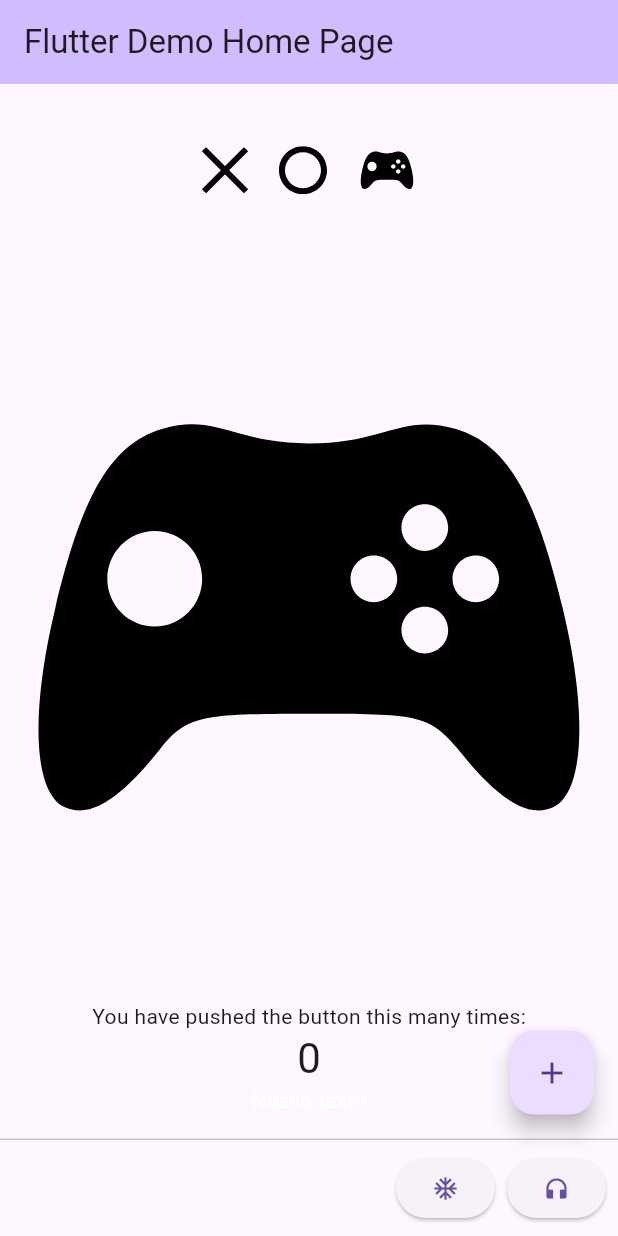
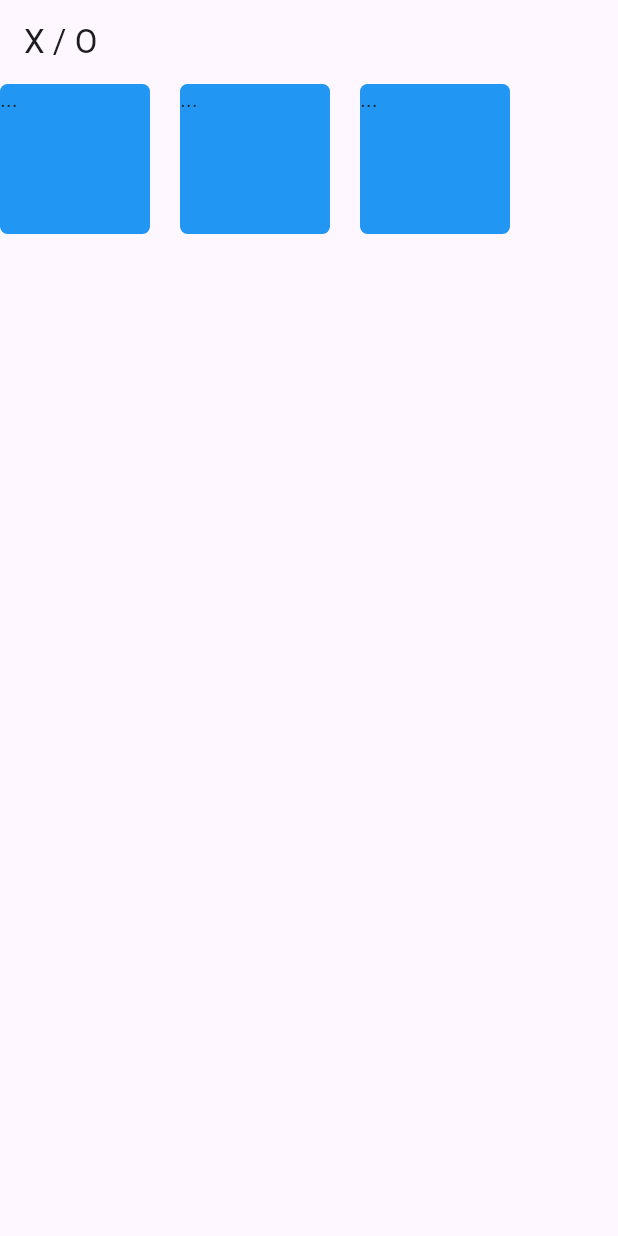
Before and after one commit to manuel-mob/3479_2402, a Flutter app: the screen it shows after launch, on a phone screen of 412 x 824 dp. Run offline on Flutter 3.47's test engine with Material 3 defaults, Android fonts, the light colour scheme and no system bars; our stand-ins replace flutter_svg, google_fonts, logger.

Commit message:
Actualizacion de la rama

```diff
--- a/lib/main.dart
+++ b/lib/main.dart
@@ -1,5 +1,8 @@
 import 'package:flutter/material.dart';
 import 'package:google_fonts/google_fonts.dart';
+import 'package:laboratorio_prueba/pages/about.dart';
+import 'package:laboratorio_prueba/pages/detail.dart';
+import 'package:laboratorio_prueba/pages/my_home_page.dart';
 import 'package:logger/logger.dart';
 import 'package:flutter_svg/flutter_svg.dart';
 
@@ -19,132 +22,9 @@
     return MaterialApp(
       title: 'Flutter Demo',
       theme: ThemeData.light(useMaterial3: true),
-      home: const MyHomePage(title: 'Flutter Demo Home Page'),
+      //home: const MyHomePage(title: 'Flutter Demo Home Page'),
+      //home: const AboutApp(),
+      home: const DetailApp()
     );
   }
 }
-
-class MyHomePage extends StatefulWidget {
-  const MyHomePage({super.key, required this.title});
-
-  // This widget is the home page of your application. It is stateful, meaning
-  // that it has a State object (defined below) that contains fields that affect
-  // how it looks.
-
-  // This class is the configuration for the state. It holds the values (in this
-  // case the title) provided by the parent (in this case the App widget) and
-  // used by the build method of the State. Fields in a Widget subclass are
-  // always marked "final".
-
-  final String title;
-
-  @override
-  State<MyHomePage> createState() => _MyHomePageState();
-}
-
-class _MyHomePageState extends State<MyHomePage> {
-  int _counter = 0;
-
-  void _incrementCounter() {
-    setState(() {
-      // This call to setState tells the Flutter framework that something has
-      // changed in this State, which causes it to rerun the build method below
-      // so that the display can reflect the updated values. If we changed
-      // _counter without calling setState(), then the build method would not be
-      // called again, and so nothing would appear to happen.
-      _counter++;
-    });
-  }
-
-  @override
-  Widget build(BuildContext context) {
-     var logger = Logger();
-      logger.d("Logger is working!");
-      String svg = 'assets/icons/211668_game_icon.svg';
-    // This method is rerun every time setState is called, for instance as done
-    // by the _incrementCounter method above.
-    //
-    // The Flutter framework has been optimized to make rerunning build methods
-    // fast, so that you can just rebuild anything that needs updating rather
-    // than having to individually change instances of widgets.
-    return Scaffold(
-      appBar: AppBar(
-        // TRY THIS: Try changing the color here to a specific color (to
-        // Colors.amber, perhaps?) and trigger a hot reload to see the AppBar
-        // change color while the other colors stay the same.
-        backgroundColor: Theme.of(context).colorScheme.inversePrimary,
-        // Here we take the value from the MyHomePage object that was created by
-        // the App.build method, and use it to set our appbar title.
-        title: Text(widget.title),
-      ),
-      body: Center(
-        // Center is a layout widget. It takes a single child and positions it
-        // in the middle of the parent.
-        child: Column(
-          // Column is also a layout widget. It takes a list of children and
-          // arranges them vertically. By default, it sizes itself to fit its
-          // children horizontally, and tries to be as tall as its parent.
-          //
-          // Column has various properties to control how it sizes itself and
-          // how it positions its children. Here we use mainAxisAlignment to
-          // center the children vertically; the main axis here is the vertical
-          // axis because Columns are vertical (the cross axis would be
-          // horizontal).
-          //
-          // TRY THIS: Invoke "debug painting" (choose the "Toggle Debug Paint"
-          // action in the IDE, or press "p" in the console), to see the
-          // wireframe for each widget.
-          mainAxisAlignment: MainAxisAlignment.center,
-          children: <Widget>[
-            Center(
-              child:
-              Padding(
-                padding: const EdgeInsets.all(22),
-                child: Row(
-                  mainAxisAlignment: MainAxisAlignment.center,
-                  children: [
-                      SvgPicture.asset('assets/icons/293657_x_icon.svg'),
-                      SizedBox(width: 20,),
-                      SvgPicture.asset('assets/icons/293667_circle_icon.svg'),
-                      SizedBox(width:20,),
-                      SvgPicture.asset(svg,
-                      semanticsLabel: 'Game',
-                      width: 40),
-                  ],
-                  ),
-              ),
-            ),
-            SvgPicture.asset(
-              'assets/icons/211668_game_icon.svg',
-              semanticsLabel: 'Acme Logo'
-            ),
-            const Text(
-              'You have pushed the button this many times:',
-            ),
-            Text(
-              '$_counter',
-              style: Theme.of(context).textTheme.headlineMedium,
-            ),
-            Text("Nuevo texto",
-              style: Theme.of(context).textTheme.bodyMedium!.copyWith(
-              color: Theme.of(context).colorScheme.onPrimary,
-            ),)
-          ],
-        ),
-      ),
-      floatingActionButton: FloatingActionButton(
-        onPressed: _incrementCounter,
-        tooltip: 'Increment',
-        child: const Icon(Icons.add),
-      ),
-      persistentFooterButtons: [
-        ElevatedButton(
-          onPressed: _incrementCounter,
-          child: Icon(Icons.ac_unit_outlined)),
-        ElevatedButton(
-          onPressed: _incrementCounter,
-          child: Icon(Icons.headphones))
-      ], // This trailing comma makes auto-formatting nicer for build methods.
-    );
-  }
-}
--- /dev/null
+++ b/lib/pages/about.dart
@@ -0,0 +1,15 @@
+import 'package:flutter/material.dart';
+
+class AboutApp extends StatelessWidget {
+  const AboutApp({super.key});
+
+  @override
+  Widget build(BuildContext context) {
+    return MaterialApp(
+      home: Scaffold(
+        appBar: AppBar(title: const Text('Card Sample')),
+        body: const Text("About"),
+      ),
+    );
+  }
+}
--- /dev/null
+++ b/lib/pages/detail.dart
@@ -0,0 +1,67 @@
+import 'package:flutter/material.dart';
+
+class DetailApp extends StatelessWidget {
+  const DetailApp({super.key});
+
+  @override
+  Widget build(BuildContext context) {
+    return MaterialApp(
+      home: Scaffold(
+        appBar: AppBar(title: const Text('X / O')),
+        body: Center (
+          child: Column(
+            children: [
+              Row(
+                children: [
+                  Container(
+                        width: 100,
+                        height: 100,
+                        decoration: const BoxDecoration(
+                            color: Colors.blue,
+                            borderRadius: BorderRadius.all(
+                              Radius.circular(5),
+                            ),
+                        ),
+                        child: const Text('...'),
+                  ),
+                  SizedBox(
+                    width: 20,
+                  ),
+                  Container(
+                        width: 100,
+                        height: 100,
+                        decoration: const BoxDecoration(
+                            color: Colors.blue,
+                            borderRadius: BorderRadius.all(
+                              Radius.circular(5),
+                            ),
+                        ),
+                        child: const Text('...'),
+                  ),
+                  SizedBox(
+                    width: 20,
+                  ),
+                  Container(
+                        width: 100,
+                        height: 100,
+                        decoration: const BoxDecoration(
+                            color: Colors.blue,
+                            borderRadius: BorderRadius.all(
+                              Radius.circular(5),
+                            ),
+                        ),
+                        child: const Text('...'),
+                  ),
+                ],
+              ),
+              Row(children: [],
+              ),
+              Row(children: [],
+              )
+            ],
+          ),
+          )
+      ),
+    );
+  }
+}
```
Also changed, not shown: lib/pages/my_home_page.dart (added, +103 -0 lines).
